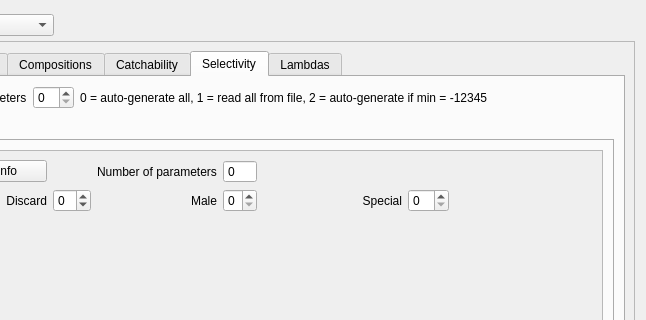
Above: src/fleet_widget.ui from nmfs-ost/ss3-ssi before the change; both pictures show x 191 to 837 and y 0 to 320 of the 837 by 645 pixel window. Below: the same form after it.
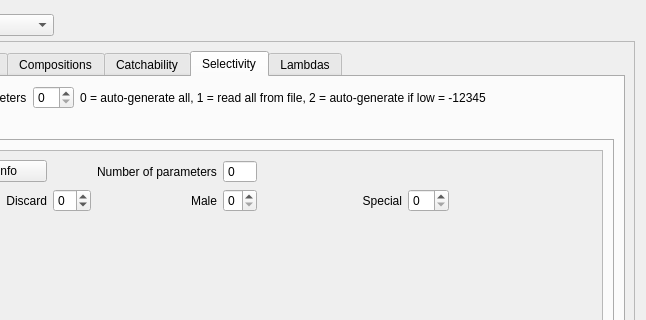
That is the form after the change. The open tabs and pages were chosen to show the change. Icons and pictures are not drawn.

The edit to the form file:
```diff
--- a/src/fleet_widget.ui
+++ b/src/fleet_widget.ui
@@ -1402,7 +1402,7 @@
             <item>
              <widget class="QLabel" name="label_sel_time_vary_read_info">
               <property name="text">
-               <string>0 = auto-generate all, 1 = read all from file, 2 = auto-generate if min = -12345</string>
+               <string>0 = auto-generate all, 1 = read all from file, 2 = auto-generate if low = -12345</string>
               </property>
              </widget>
             </item>
```
Left out of the diff: 4 changed lines with no effect on the pictures.
